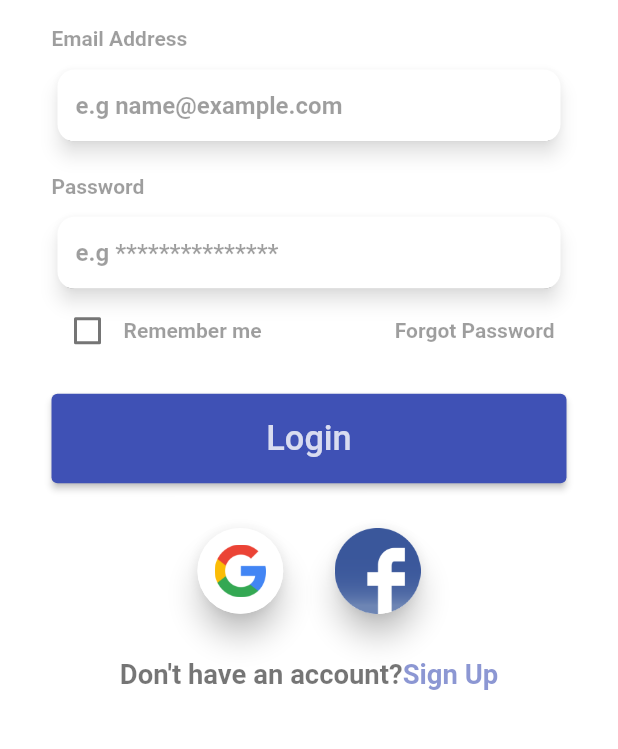
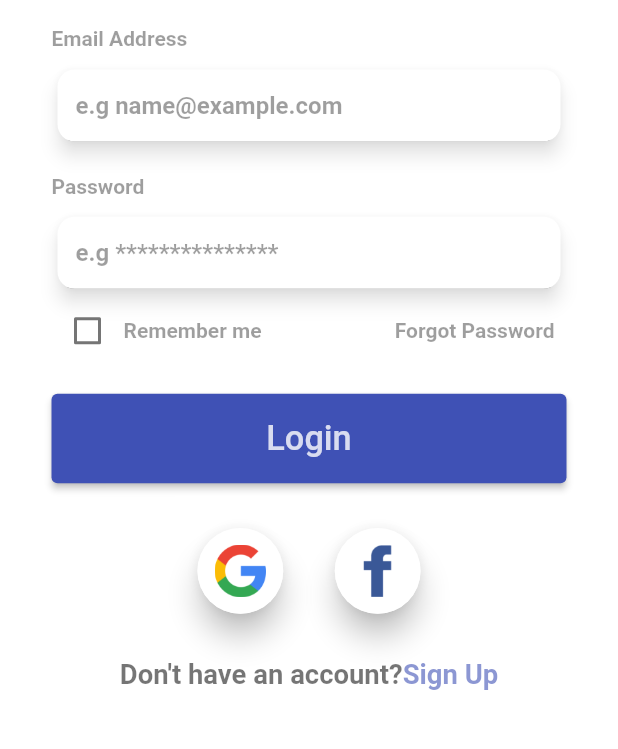
Before and after one commit to Yami-G/UI_Project, a Flutter app: the screen it shows after launch, on a phone screen of 412 x 824 dp, the part 380-1129 px from its top. Run offline on Flutter 3.47's test engine with Material 2 defaults, Android fonts, the phone set to English and light mode, and no system bars; our stand-ins replace flutter_hooks, flutter_otp_text_field, flutter_riverpod, flutter_screenutil, hooks_riverpod.

```diff
--- a/lib/Screens/Sign_Screens/sign_in_screen.dart
+++ b/lib/Screens/Sign_Screens/sign_in_screen.dart
@@ -116,11 +116,19 @@ class SignInScreen extends HookConsumerWidget {
                 Row(
                   mainAxisAlignment: MainAxisAlignment.center,
                   children: [
-                    SocialIcon(imagePath: Images.googleLogo, width: 35, height: 35),
+                    SocialIcon(
+                      imagePath: Images.googleLogo,
+                      width: 35,
+                      height: 35,
+                    ),
                     SizedBox(
                       width: 30.w,
                     ),
-                    SocialIcon(imagePath: Images.faceBookLogo),
+                    SocialIcon(
+                      imagePath: Images.faceBookLogo1,
+                      width: 35,
+                      height: 35,
+                    ),
                   ],
                 ),
                 SizedBox(
--- a/lib/Shared/Resources/images.dart
+++ b/lib/Shared/Resources/images.dart
@@ -4,4 +4,5 @@ class Images {
   static const String splash = '$path/Gradient.png';
   static const String googleLogo = '$path/google.png';
   static const String faceBookLogo = '$path/facebook.png';
+  static const String faceBookLogo1 = '$path/facebook1.png';
 }
```
Also changed, not shown: assets/resources/facebook1.png (added).
